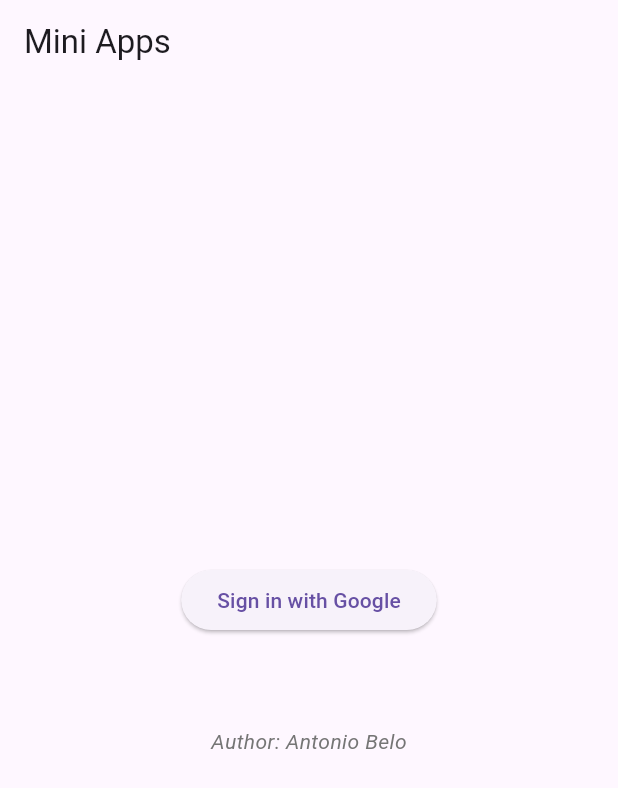
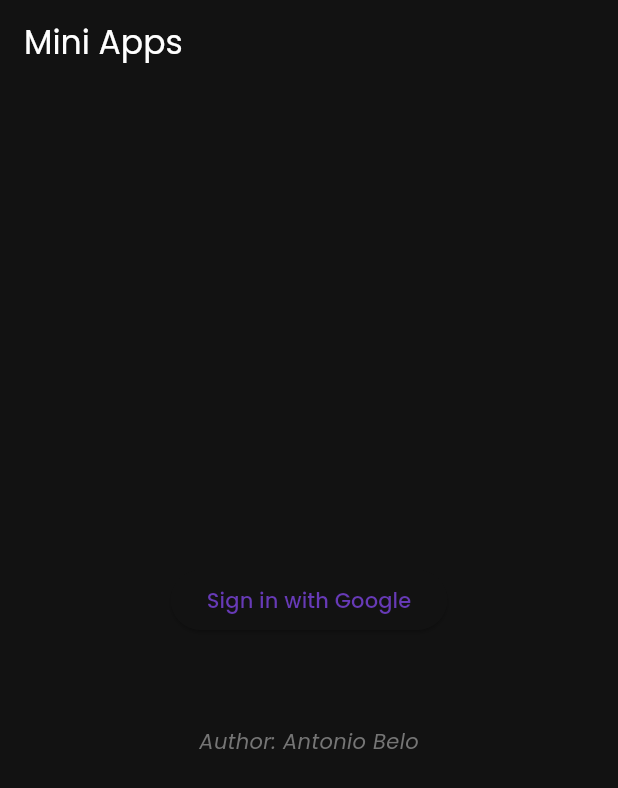
Before and after one commit to madeirabelo/mini_app, a Flutter app: the screen it shows after launch, on a phone screen of 412 x 824 dp. Shown: the top 788 px of the screen. Run offline on Flutter 3.47's test engine with Material 3 defaults, Android fonts, the phone set to English and light mode, and no system bars; our stand-ins replace firebase_auth, firebase_core, flutter_map, google_fonts, google_sign_in, latlong2 and 1 more; accounts and stored records are empty.

Commit message:
Implement modern dark theme

```diff
--- a/lib/main.dart
+++ b/lib/main.dart
@@ -1,5 +1,6 @@
 import 'package:flutter/foundation.dart' show kIsWeb;
 import 'package:flutter/material.dart';
+import 'package:google_fonts/google_fonts.dart';
 import 'package:google_sign_in/google_sign_in.dart';
 import 'package:firebase_auth/firebase_auth.dart';
 import 'package:firebase_core/firebase_core.dart';
@@ -50,6 +51,22 @@
   Widget build(BuildContext context) {
     return MaterialApp(
       title: 'Mini Apps',
+      theme: ThemeData(
+        brightness: Brightness.dark,
+        primaryColor: Colors.deepPurple,
+        colorScheme: ColorScheme.dark(
+          primary: Colors.deepPurple,
+          secondary: Colors.tealAccent,
+        ),
+        textTheme: GoogleFonts.poppinsTextTheme(Theme.of(context).textTheme).apply(bodyColor: Colors.white),
+        elevatedButtonTheme: ElevatedButtonThemeData(
+          style: ElevatedButton.styleFrom(
+            shape: RoundedRectangleBorder(
+              borderRadius: BorderRadius.circular(20),
+            ),
+          ),
+        ),
+      ),
       home: HomePage(),
     );
   }
--- a/pubspec.yaml
+++ b/pubspec.yaml
@@ -19,6 +19,7 @@
   flutter_map: ^6.1.0
   latlong2: ^0.9.0
   html: ^0.15.6
+  google_fonts: ^6.2.1
 
 
 
```
